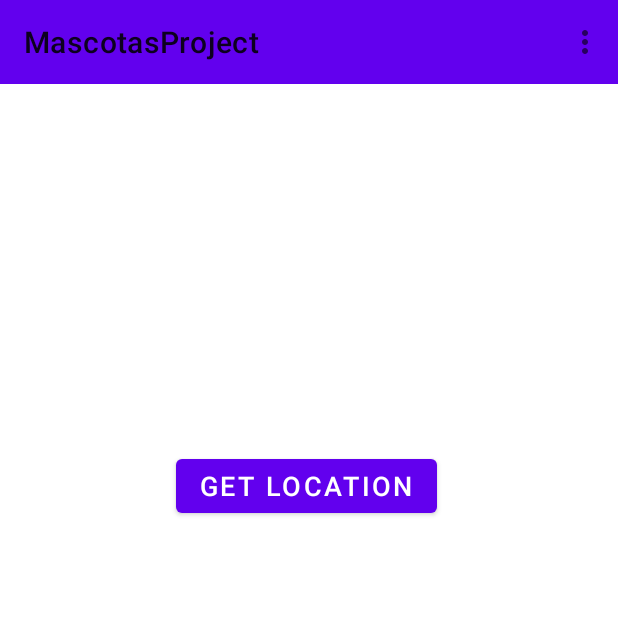
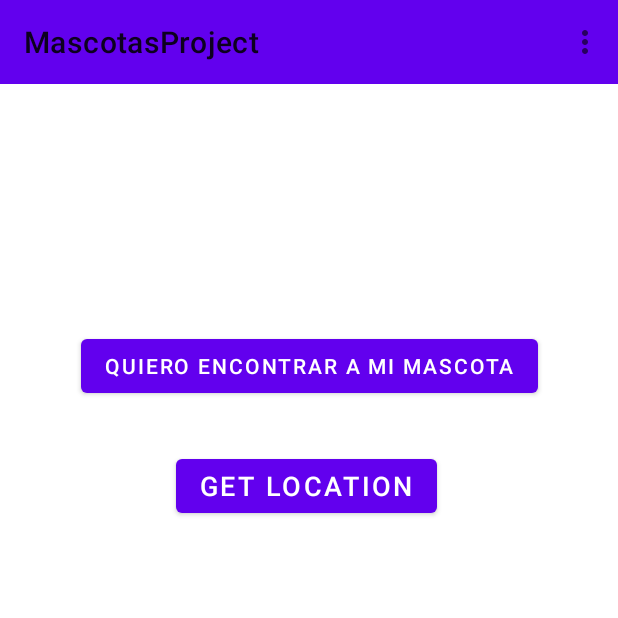
Before and after one commit to karen-velasquez/AppMascotas, an Android app: the screen it shows after launch (MainActivity), on a phone screen of 412 x 824 dp, the top half of it. Run offline under Robolectric (Android 15) with nearby library versions, the phone set to English and light mode, and no system bars; libraries missing offline, so code that uses them is left out: com.facebook, com.facebook.appevents.

Commit message:
commit_fb_btn

```diff
--- a/app/build.gradle
+++ b/app/build.gradle
@@ -1,6 +1,7 @@
 plugins {
     id 'com.android.application'
     id 'kotlin-android'
+    id 'com.google.gms.google-services'
 }
 
 android {
@@ -44,6 +45,8 @@ dependencies {
     implementation 'androidx.navigation:navigation-ui-ktx:2.3.5'
     implementation 'com.android.support:multidex:1.0.3'
     implementation "org.jetbrains.kotlin:kotlin-reflect:$kotlin_version"
+    implementation 'com.google.firebase:firebase-auth:20.0.4'
+    implementation 'com.facebook.android:facebook-android-sdk:[4,5)'
     testImplementation 'junit:junit:4.13.2'
     androidTestImplementation 'androidx.test.ext:junit:1.1.2'
     androidTestImplementation 'androidx.test.espresso:espresso-core:3.3.0'
--- a/app/src/main/res/layout/activity_main.xml
+++ b/app/src/main/res/layout/activity_main.xml
@@ -5,6 +5,21 @@
     android:layout_width="match_parent"
     android:layout_height="match_parent"
     tools:context=".MainActivity">
+
+    <androidx.constraintlayout.widget.ConstraintLayout
+        android:layout_width="match_parent"
+        android:layout_height="match_parent">
+
+        <Button
+            android:id="@+id/btn_launch_logIn"
+            android:layout_width="wrap_content"
+            android:layout_height="wrap_content"
+            android:layout_marginTop="220dp"
+            android:text="Quiero encontrar a mi mascota"
+            app:layout_constraintEnd_toEndOf="parent"
+            app:layout_constraintStart_toStartOf="parent"
+            app:layout_constraintTop_toTopOf="parent" />
+    </androidx.constraintlayout.widget.ConstraintLayout>
 
     <com.google.android.material.appbar.AppBarLayout
         android:layout_width="match_parent"
--- a/app/src/main/res/values/strings.xml
+++ b/app/src/main/res/values/strings.xml
@@ -10,4 +10,6 @@
     <string name="hello_first_fragment">Hello first fragment</string>
     <string name="hello_second_fragment">Hello second fragment. Arg: %1$s</string>
     <string name="get_location">Get Location</string>
+    <string name="facebook_app_id">161912065819486</string> <string name="fb_login_protocol_scheme">fb161912065819486</string>
+
 </resources>
--- a/build.gradle
+++ b/build.gradle
@@ -4,10 +4,12 @@ buildscript {
     repositories {
         google()
         jcenter()
+        mavenCentral()
     }
     dependencies {
         classpath "com.android.tools.build:gradle:4.1.3"
         classpath "org.jetbrains.kotlin:kotlin-gradle-plugin:$kotlin_version"
+        classpath 'com.google.gms:google-services:4.3.5'
 
         // NOTE: Do not place your application dependencies here; they belong
         // in the individual module build.gradle files
```
Also changed, not shown: app/src/main/AndroidManifest.xml (+32 -5 lines), app/src/main/java/com/example/mascotasproject/LogInActivity.kt (added, +15 -0 lines), app/src/main/java/com/example/mascotasproject/MainActivity.kt (+13 -3 lines), app/src/main/res/layout/activity_log_in.xml (added, +42 -0 lines), 1 other file.
